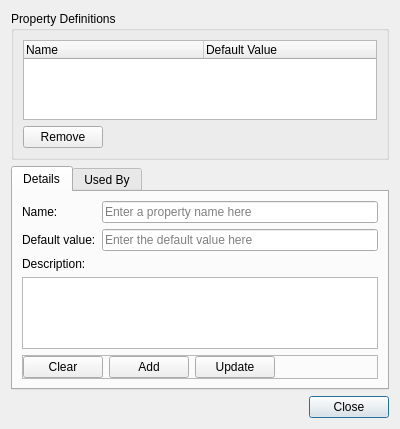
Before: the Qt Designer form src/editor/propertiesdialog.ui in timbaker/pzworlded, drawn with Qt 5.
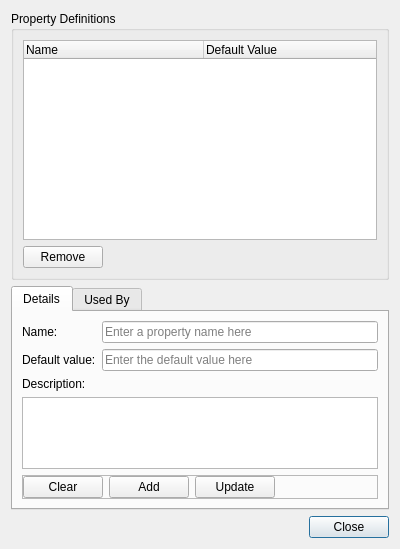
After: the same form once the commit is applied.

Commit message: Increased the height of the PropertyDef list in PropertiesDialog.

Patch:
```diff
--- a/src/editor/propertiesdialog.ui
+++ b/src/editor/propertiesdialog.ui
@@ -7,7 +7,7 @@
     <x>0</x>
     <y>0</y>
     <width>400</width>
-    <height>429</height>
+    <height>533</height>
    </rect>
   </property>
   <property name="windowTitle">
@@ -22,6 +22,12 @@
      <layout class="QVBoxLayout" name="verticalLayout">
       <item>
        <widget class="QTreeWidget" name="definitionsList">
+        <property name="minimumSize">
+         <size>
+          <width>0</width>
+          <height>200</height>
+         </size>
+        </property>
         <property name="selectionMode">
          <enum>QAbstractItemView::SingleSelection</enum>
         </property>
```
